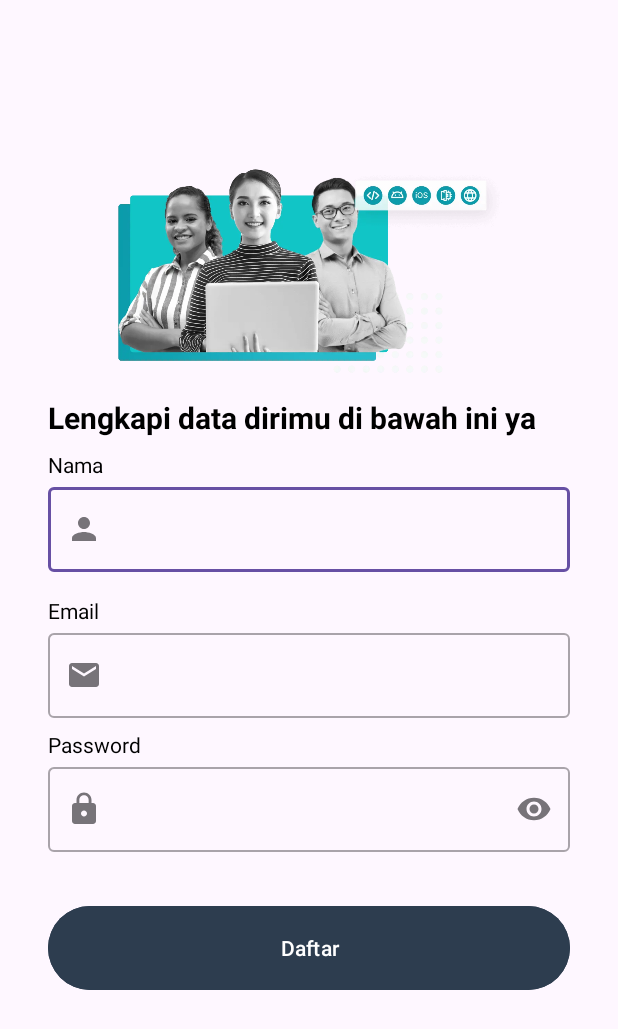
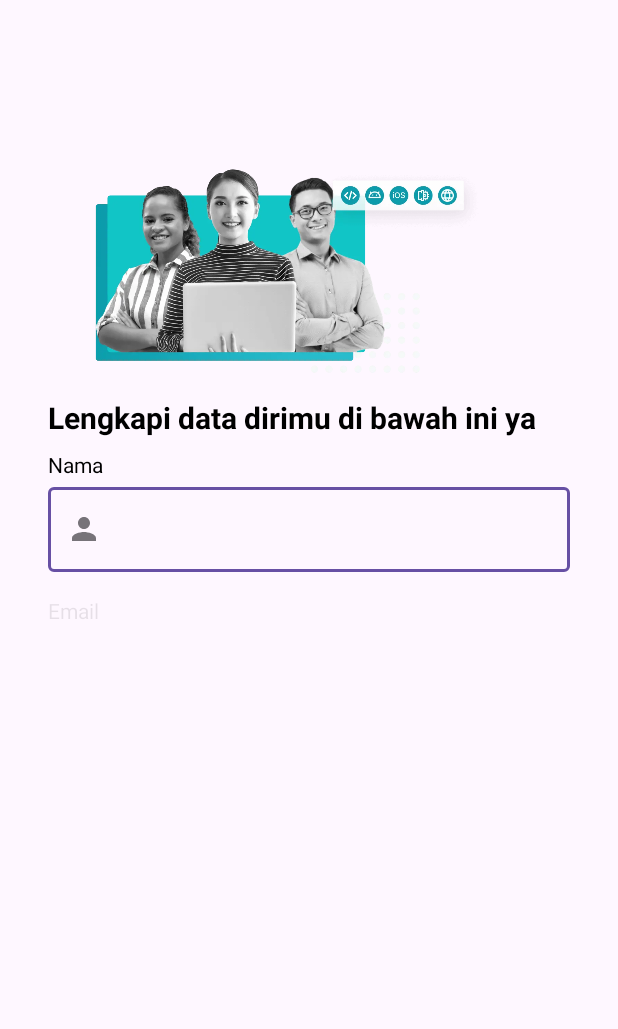
Before and after one commit to zarazzar/Android-Intermediate, an Android app: the screen it shows after launch (SignupActivity), after a tap on "Daftar", on a phone screen of 412 x 824 dp. Shown: the top 1029 px of the screen. Run offline under Robolectric (Android 15) with nearby library versions, the phone set to English and light mode, and no system bars; 1 other tap on this screen came first.

Commit message:
Animation with Object Animator

```diff
--- a/LatihanPropertyAnimationStarter/app/src/main/java/com/dicoding/picodiploma/loginwithanimation/view/main/MainActivity.kt
+++ b/LatihanPropertyAnimationStarter/app/src/main/java/com/dicoding/picodiploma/loginwithanimation/view/main/MainActivity.kt
@@ -1,8 +1,11 @@
 package com.dicoding.picodiploma.loginwithanimation.view.main
 
+import android.animation.AnimatorSet
+import android.animation.ObjectAnimator
 import android.content.Intent
 import android.os.Build
 import android.os.Bundle
+import android.view.View
 import android.view.WindowInsets
 import android.view.WindowManager
 import androidx.activity.viewModels
@@ -31,6 +34,25 @@ class MainActivity : AppCompatActivity() {
 
         setupView()
         setupAction()
+
+        mainAnimation()
+    }
+
+    private fun mainAnimation() {
+        ObjectAnimator.ofFloat(binding.imageView, View.TRANSLATION_X, -50f,50f).apply {
+            duration = 6000
+            repeatCount = ObjectAnimator.INFINITE
+            repeatMode = ObjectAnimator.REVERSE
+        }.start()
+
+        val name = ObjectAnimator.ofFloat(binding.nameTextView, View.ALPHA, 1f).setDuration(500)
+        val msg = ObjectAnimator.ofFloat(binding.messageTextView, View.ALPHA, 1f).setDuration(500)
+        val logout = ObjectAnimator.ofFloat(binding.logoutButton, View.ALPHA, 1f).setDuration(500)
+
+        AnimatorSet().apply {
+            playSequentially(name,msg,logout)
+            start()
+        }
     }
 
     private fun setupView() {
--- a/LatihanPropertyAnimationStarter/app/src/main/java/com/dicoding/picodiploma/loginwithanimation/view/signup/SignupActivity.kt
+++ b/LatihanPropertyAnimationStarter/app/src/main/java/com/dicoding/picodiploma/loginwithanimation/view/signup/SignupActivity.kt
@@ -1,7 +1,10 @@
 package com.dicoding.picodiploma.loginwithanimation.view.signup
 
+import android.animation.AnimatorSet
+import android.animation.ObjectAnimator
 import android.os.Build
 import android.os.Bundle
+import android.view.View
 import android.view.WindowInsets
 import android.view.WindowManager
 import androidx.appcompat.app.AlertDialog
@@ -18,6 +21,8 @@ class SignupActivity : AppCompatActivity() {
 
         setupView()
         setupAction()
+
+        playAnimation()
     }
 
     private fun setupView() {
@@ -31,6 +36,27 @@ class SignupActivity : AppCompatActivity() {
             )
         }
         supportActionBar?.hide()
+    }
+
+    private fun playAnimation() {
+        ObjectAnimator.ofFloat(binding.imageView, View.TRANSLATION_X, -50f,50f).apply {
+            duration = 6000
+            repeatCount = ObjectAnimator.INFINITE
+            repeatMode = ObjectAnimator.REVERSE
+        }.start()
+        val title = ObjectAnimator.ofFloat(binding.titleTextView,View.ALPHA,1f).setDuration(1000)
+        val tvnama = ObjectAnimator.ofFloat(binding.nameTextView,View.ALPHA,1f).setDuration(500)
+        val etnama = ObjectAnimator.ofFloat(binding.nameEditTextLayout,View.ALPHA,1f).setDuration(500)
+        val tvemail = ObjectAnimator.ofFloat(binding.emailTextView,View.ALPHA,1f).setDuration(500)
+        val etemail = ObjectAnimator.ofFloat(binding.emailEditTextLayout,View.ALPHA,1f).setDuration(500)
+        val tvpass = ObjectAnimator.ofFloat(binding.passwordTextView,View.ALPHA,1f).setDuration(500)
+        val etpass = ObjectAnimator.ofFloat(binding.passwordEditTextLayout,View.ALPHA,1f).setDuration(500)
+        val btndaftar = ObjectAnimator.ofFloat(binding.signupButton,View.ALPHA,1f).setDuration(500)
+
+        AnimatorSet().apply {
+            playSequentially(title,tvnama,etnama,tvemail,etemail,tvpass,etpass,btndaftar)
+            start()
+        }
     }
 
     private fun setupAction() {
--- a/LatihanPropertyAnimationStarter/app/src/main/java/com/dicoding/picodiploma/loginwithanimation/view/welcome/WelcomeActivity.kt
+++ b/LatihanPropertyAnimationStarter/app/src/main/java/com/dicoding/picodiploma/loginwithanimation/view/welcome/WelcomeActivity.kt
@@ -1,8 +1,11 @@
 package com.dicoding.picodiploma.loginwithanimation.view.welcome
 
+import android.animation.AnimatorSet
+import android.animation.ObjectAnimator
 import android.content.Intent
 import android.os.Build
 import android.os.Bundle
+import android.view.View
 import android.view.WindowInsets
 import android.view.WindowManager
 import androidx.appcompat.app.AppCompatActivity
@@ -20,6 +23,31 @@ class WelcomeActivity : AppCompatActivity() {
 
         setupView()
         setupAction()
+
+        //animation
+        playAnimation()
+    }
+
+    private fun playAnimation() {
+        ObjectAnimator.ofFloat(binding.imageView, View.TRANSLATION_X, -50f,50f).apply {
+            duration = 6000
+            repeatCount = ObjectAnimator.INFINITE
+            repeatMode = ObjectAnimator.REVERSE
+        }.start()
+
+        val login = ObjectAnimator.ofFloat(binding.loginButton, View.ALPHA, 1f).setDuration(500)
+        val signup = ObjectAnimator.ofFloat(binding.signupButton, View.ALPHA, 1f).setDuration(500)
+        val title = ObjectAnimator.ofFloat(binding.titleTextView, View.ALPHA, 1f).setDuration(500)
+        val desc = ObjectAnimator.ofFloat(binding.descTextView, View.ALPHA, 1f).setDuration(500)
+
+        val together = AnimatorSet().apply {
+            playTogether(login,signup)
+        }
+
+        AnimatorSet().apply {
+            playSequentially(title,desc,together)
+            start()
+        }
     }
 
     private fun setupView() {
--- a/LatihanPropertyAnimationStarter/app/src/main/res/layout/activity_signup.xml
+++ b/LatihanPropertyAnimationStarter/app/src/main/res/layout/activity_signup.xml
@@ -16,7 +16,9 @@
         app:layout_constraintEnd_toEndOf="parent"
         app:layout_constraintStart_toStartOf="parent"
         app:layout_constraintTop_toTopOf="@+id/guideline2"
-        app:srcCompat="@drawable/image_signup" />
+        app:srcCompat="@drawable/image_signup"
+
+        />
 
     <TextView
         android:id="@+id/titleTextView"
@@ -25,6 +27,7 @@
         android:layout_marginStart="32dp"
         android:layout_marginTop="16dp"
         android:layout_marginEnd="32dp"
+        android:alpha="0"
         android:text="@string/title_signup_page"
         android:textColor="@color/black"
         android:textSize="20sp"
@@ -32,7 +35,8 @@
         app:layout_constraintEnd_toEndOf="parent"
         app:layout_constraintHorizontal_bias="0.0"
         app:layout_constraintStart_toStartOf="parent"
-        app:layout_constraintTop_toTopOf="@+id/guidelineHorizontal" />
+        app:layout_constraintTop_toTopOf="@+id/guidelineHorizontal"
+        tools:alpha="100" />
 
     <TextView
         android:id="@+id/nameTextView"
@@ -40,10 +44,12 @@
         android:layout_height="wrap_content"
         android:layout_marginStart="32dp"
         android:layout_marginTop="8dp"
+        android:alpha="0"
         android:text="@string/name"
         android:textColor="@color/black"
         app:layout_constraintStart_toStartOf="parent"
-        app:layout_constraintTop_toBottomOf="@+id/titleTextView" />
+        app:layout_constraintTop_toBottomOf="@+id/titleTextView"
+        tools:alpha="100" />
 
     <com.google.android.material.textfield.TextInputLayout
         android:id="@+id/nameEditTextLayout"
@@ -55,7 +61,10 @@
         app:layout_constraintEnd_toEndOf="parent"
         app:layout_constraintStart_toStartOf="parent"
         app:layout_constraintTop_toBottomOf="@+id/nameTextView"
-        app:startIconDrawable="@drawable/ic_baseline_person_24">
+        app:startIconDrawable="@drawable/ic_baseline_person_24"
+        android:alpha="0"
+        tools:alpha="100"
+        >
 
         <com.google.android.material.textfield.TextInputEditText
             android:id="@+id/nameEditText"
@@ -71,10 +80,12 @@
         android:layout_height="wrap_content"
         android:layout_marginStart="32dp"
         android:layout_marginTop="16dp"
+        android:alpha="0"
         android:text="@string/email"
         android:textColor="@color/black"
         app:layout_constraintStart_toStartOf="parent"
-        app:layout_constraintTop_toBottomOf="@+id/nameEditTextLayout" />
+        app:layout_constraintTop_toBottomOf="@+id/nameEditTextLayout"
+        tools:alpha="100" />
 
     <com.google.android.material.textfield.TextInputLayout
         android:id="@+id/emailEditTextLayout"
@@ -83,10 +94,12 @@
         android:layout_height="wrap_content"
         android:layout_marginStart="32dp"
         android:layout_marginEnd="32dp"
+        android:alpha="0"
         app:layout_constraintEnd_toEndOf="parent"
         app:layout_constraintStart_toStartOf="parent"
         app:layout_constraintTop_toBottomOf="@+id/emailTextView"
-        app:startIconDrawable="@drawable/ic_baseline_email_24">
+        app:startIconDrawable="@drawable/ic_baseline_email_24"
+        tools:alpha="100">
 
         <com.google.android.material.textfield.TextInputEditText
             android:id="@+id/emailEditText"
@@ -102,10 +115,12 @@
         android:layout_height="wrap_content"
         android:layout_marginStart="32dp"
         android:layout_marginTop="8dp"
+        android:alpha="0"
         android:text="@string/password"
         android:textColor="@color/black"
         app:layout_constraintStart_toStartOf="parent"
-        app:layout_constraintTop_toBottomOf="@+id/emailEditTextLayout" />
+        app:layout_constraintTop_toBottomOf="@+id/emailEditTextLayout"
+        tools:alpha="100" />
 
     <com.google.android.material.textfield.TextInputLayout
         android:id="@+id/passwordEditTextLayout"
@@ -114,11 +129,13 @@
         android:layout_height="wrap_content"
         android:layout_marginStart="32dp"
         android:layout_marginEnd="32dp"
+        android:alpha="0"
         app:endIconMode="password_toggle"
         app:layout_constraintEnd_toEndOf="parent"
         app:layout_constraintStart_toStartOf="parent"
         app:layout_constraintTop_toBottomOf="@+id/passwordTextView"
-        app:startIconDrawable="@drawable/ic_baseline_lock_24">
+        app:startIconDrawable="@drawable/ic_baseline_lock_24"
+        tools:alpha="100">
 
         <com.google.android.material.textfield.TextInputEditText
             android:id="@+id/passwordEditText"
@@ -135,11 +152,13 @@
         android:layout_marginStart="32dp"
         android:layout_marginTop="32dp"
         android:layout_marginEnd="32dp"
+        android:alpha="0"
         android:backgroundTint="@color/navy"
         android:text="@string/signup"
         app:layout_constraintEnd_toEndOf="parent"
         app:layout_constraintStart_toStartOf="parent"
-        app:layout_constraintTop_toBottomOf="@+id/passwordEditTextLayout" />
+        app:layout_constraintTop_toBottomOf="@+id/passwordEditTextLayout"
+        tools:alpha="100" />
 
     <androidx.constraintlayout.widget.Guideline
         android:id="@+id/guidelineHorizontal"
```
Also changed, not shown: LatihanPropertyAnimationStarter/app/src/main/java/com/dicoding/picodiploma/loginwithanimation/view/login/LoginActivity.kt (+27 -0 lines), LatihanPropertyAnimationStarter/app/src/main/res/layout/activity_login.xml (+14 -0 lines), LatihanPropertyAnimationStarter/app/src/main/res/layout/activity_main.xml (+7 -1 lines), LatihanPropertyAnimationStarter/app/src/main/res/layout/activity_welcome.xml (+16 -4 lines).
